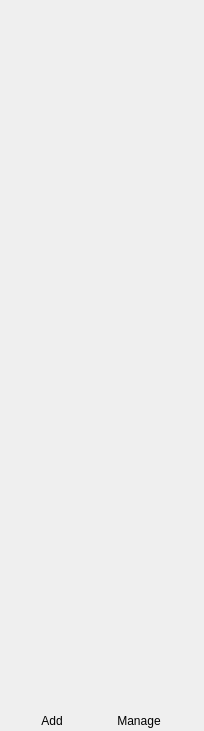
kaniol-lck/modmanager, file src/ui/browserselectorwidget.ui: the form before one commit.
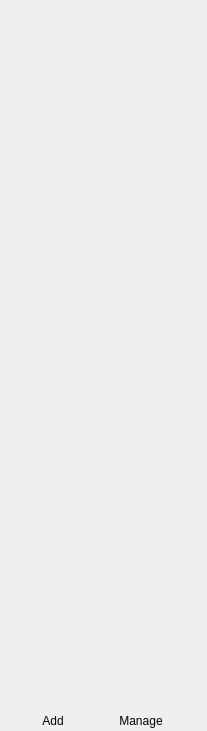
The form after the commit. Icons and pictures are not drawn.

What changed in the file:
```diff
--- a/src/ui/browserselectorwidget.ui
+++ b/src/ui/browserselectorwidget.ui
@@ -6,7 +6,7 @@
    <rect>
     <x>0</x>
     <y>0</y>
-    <width>204</width>
+    <width>207</width>
     <height>731</height>
    </rect>
   </property>
```
